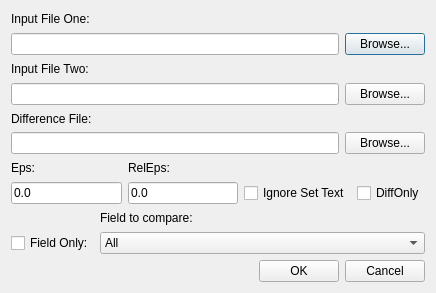
This is src/gdxdiffdialog/gdxdiffdialog.ui in GAMS-dev/studio as Qt 5 draws it before an edit. The edited form follows.
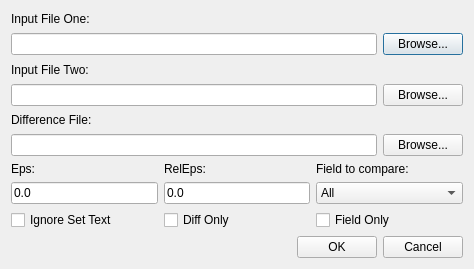
This is the edited form.

Commit message: change the layout of the gdxdiff dialog after understanding the options in more detail

```diff
--- a/src/gdxdiffdialog/gdxdiffdialog.ui
+++ b/src/gdxdiffdialog/gdxdiffdialog.ui
@@ -6,8 +6,8 @@
    <rect>
     <x>0</x>
     <y>0</y>
-    <width>436</width>
-    <height>293</height>
+    <width>474</width>
+    <height>269</height>
    </rect>
   </property>
   <property name="sizePolicy">
@@ -95,75 +95,9 @@
      </item>
     </layout>
    </item>
-   <item>
-    <layout class="QGridLayout" name="gridLayout_2">
-     <item row="0" column="0">
-      <widget class="QLabel" name="label_4">
-       <property name="text">
-        <string>Eps:</string>
-       </property>
-      </widget>
-     </item>
-     <item row="0" column="1">
-      <widget class="QLabel" name="label_5">
-       <property name="text">
-        <string>RelEps:</string>
-       </property>
-      </widget>
-     </item>
-     <item row="1" column="0">
-      <widget class="QLineEdit" name="lineEdit_4">
-       <property name="inputMethodHints">
-        <set>Qt::ImhNone</set>
-       </property>
-       <property name="text">
-        <string>0.0</string>
-       </property>
-      </widget>
-     </item>
-     <item row="1" column="1">
-      <widget class="QLineEdit" name="lineEdit_5">
-       <property name="inputMethodHints">
-        <set>Qt::ImhNone</set>
-       </property>
-       <property name="text">
-        <string>0.0</string>
-       </property>
-      </widget>
-     </item>
-     <item row="1" column="2">
-      <widget class="QCheckBox" name="cbIgnoreSetText">
-       <property name="text">
-        <string>Ignore Set Text</string>
-       </property>
-      </widget>
-     </item>
-     <item row="1" column="3">
-      <widget class="QCheckBox" name="cbDiffOnly">
-       <property name="text">
-        <string>DiffOnly</string>
-       </property>
-      </widget>
-     </item>
-    </layout>
-   </item>
    <item>
     <layout class="QGridLayout" name="gridLayout">
-     <item row="0" column="1">
-      <widget class="QLabel" name="label_6">
-       <property name="text">
-        <string>Field to compare:</string>
-       </property>
-      </widget>
-     </item>
-     <item row="1" column="0">
-      <widget class="QCheckBox" name="cbFieldOnly">
-       <property name="text">
-        <string>Field Only:</string>
-       </property>
-      </widget>
-     </item>
-     <item row="1" column="1">
+     <item row="1" column="2">
       <widget class="QComboBox" name="cbFieldToCompare">
        <property name="sizePolicy">
         <sizepolicy hsizetype="Expanding" vsizetype="Fixed">
@@ -208,6 +142,68 @@
        </item>
       </widget>
      </item>
+     <item row="2" column="2">
+      <widget class="QCheckBox" name="cbFieldOnly">
+       <property name="text">
+        <string>Field Only</string>
+       </property>
+      </widget>
+     </item>
+     <item row="0" column="0">
+      <widget class="QLabel" name="label_4">
+       <property name="text">
+        <string>Eps:</string>
+       </property>
+      </widget>
+     </item>
+     <item row="2" column="0">
+      <widget class="QCheckBox" name="cbIgnoreSetText">
+       <property name="text">
+        <string>Ignore Set Text</string>
+       </property>
+      </widget>
+     </item>
+     <item row="2" column="1">
+      <widget class="QCheckBox" name="cbDiffOnly">
+       <property name="text">
+        <string>Diff Only</string>
+       </property>
+      </widget>
+     </item>
+     <item row="0" column="1">
+      <widget class="QLabel" name="label_5">
+       <property name="text">
+        <string>RelEps:</string>
+       </property>
+      </widget>
+     </item>
+     <item row="1" column="1">
+      <widget class="QLineEdit" name="lineEdit_5">
+       <property name="inputMethodHints">
+        <set>Qt::ImhNone</set>
+       </property>
+       <property name="text">
+        <string>0.0</string>
+       </property>
+      </widget>
+     </item>
+     <item row="0" column="2">
+      <widget class="QLabel" name="label_6">
+       <property name="text">
+        <string>Field to compare:</string>
+       </property>
+      </widget>
+     </item>
+     <item row="1" column="0">
+      <widget class="QLineEdit" name="lineEdit_4">
+       <property name="inputMethodHints">
+        <set>Qt::ImhNone</set>
+       </property>
+       <property name="text">
+        <string>0.0</string>
+       </property>
+      </widget>
+     </item>
     </layout>
    </item>
    <item>
```
The commit also changes 1 other file.
